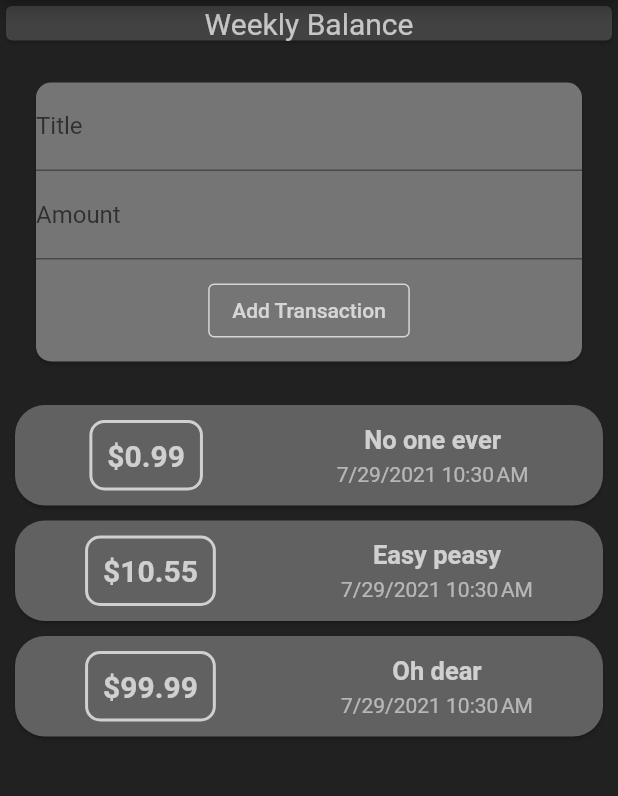
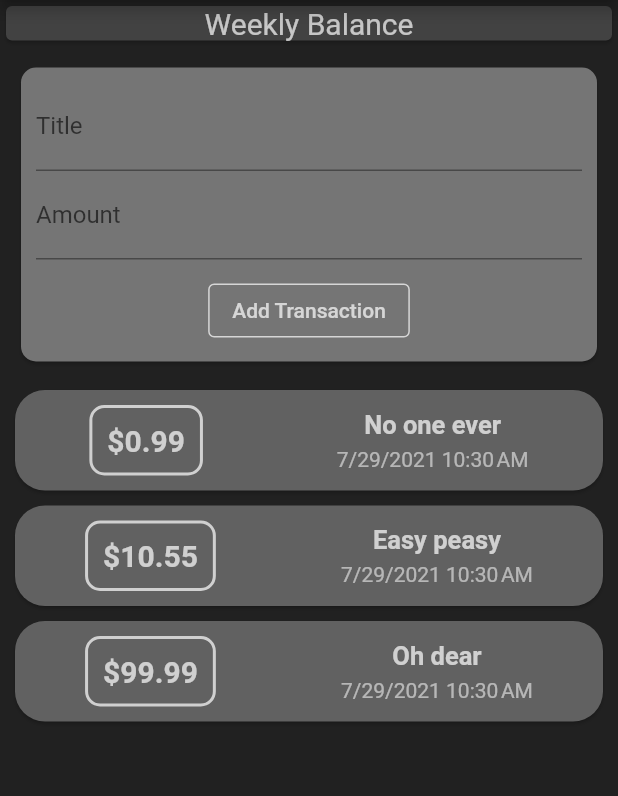
Before and after one commit to Sres0/flutter-practice, a Flutter app: the screen it shows after launch, on a phone screen of 412 x 824 dp, the part 84-880 px from its top. Run offline on Flutter 3.47's test engine with Material 2 defaults, Android fonts, the phone set to English and light mode, and no system bars.

Commit message:
created user transactions

```diff
--- a/lib/constants/transaction_list.dart
+++ /dev/null
@@ -1,18 +0,0 @@
-import 'package:personality_quiz/widgets/transaction.dart';
-
-import '../widgets/transaction.dart';
-
-List<Transaction> transactions = [
-  Transaction(
-    amount: 0.99,
-    date: DateTime.now(),
-    id: '0',
-    title: 'No one ever',
-  ),
-  Transaction(
-    amount: 10.55,
-    date: DateTime.now(),
-    id: '1',
-    title: 'Easy peasy',
-  ),
-];
--- a/lib/widgets/new_transaction.dart
+++ b/lib/widgets/new_transaction.dart
@@ -15,11 +15,11 @@ class _NewTransactionState extends State<NewTransaction> {
 
   @override
   Widget build(BuildContext context) {
-    return Container(
-      padding: EdgeInsets.all(10),
-      child: Card(
-        shape: RoundedRectangleBorder(borderRadius: BorderRadius.circular(10)),
-        color: Colors.grey.shade600,
+    return Card(
+      shape: RoundedRectangleBorder(borderRadius: BorderRadius.circular(10)),
+      color: Colors.grey.shade600,
+      child: Container(
+        padding: EdgeInsets.all(10),
         child: Column(
           children: <Widget>[
             TextField(
@@ -41,7 +41,6 @@ class _NewTransactionState extends State<NewTransaction> {
               child: Text('Add Transaction',
                   style: TextStyle(color: Colors.white70)),
             ),
-            SizedBox(height: 10),
           ],
         ),
       ),
```
Also changed, not shown: lib/widgets/user_transactions.dart (added, +15 -0 lines).
